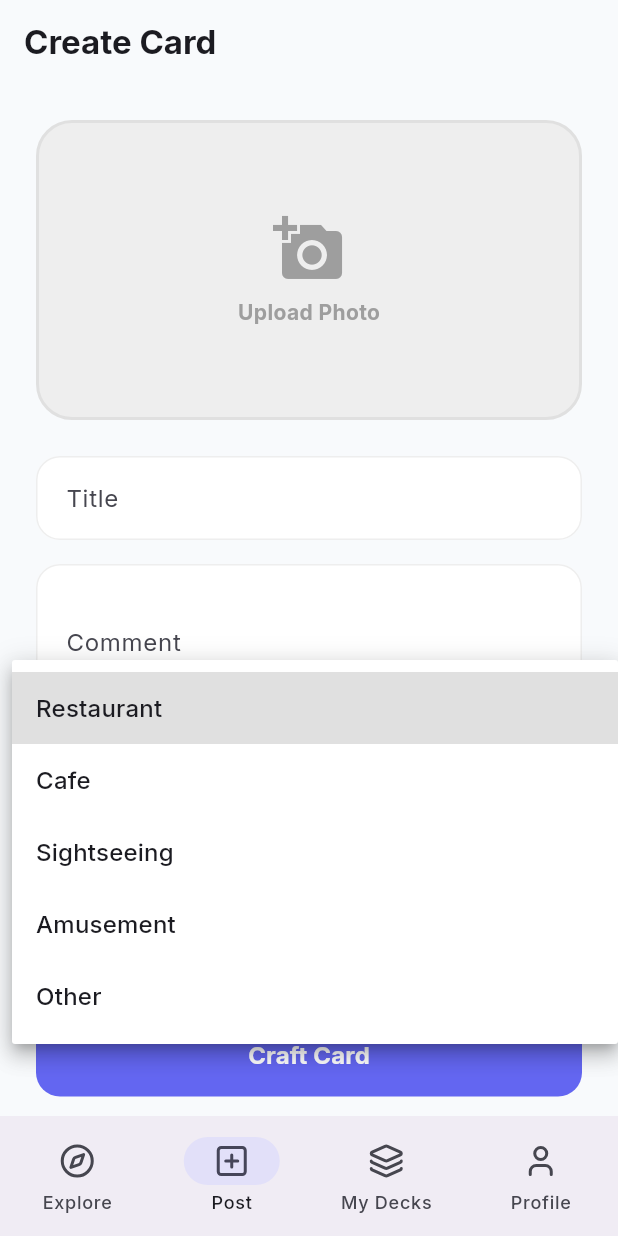
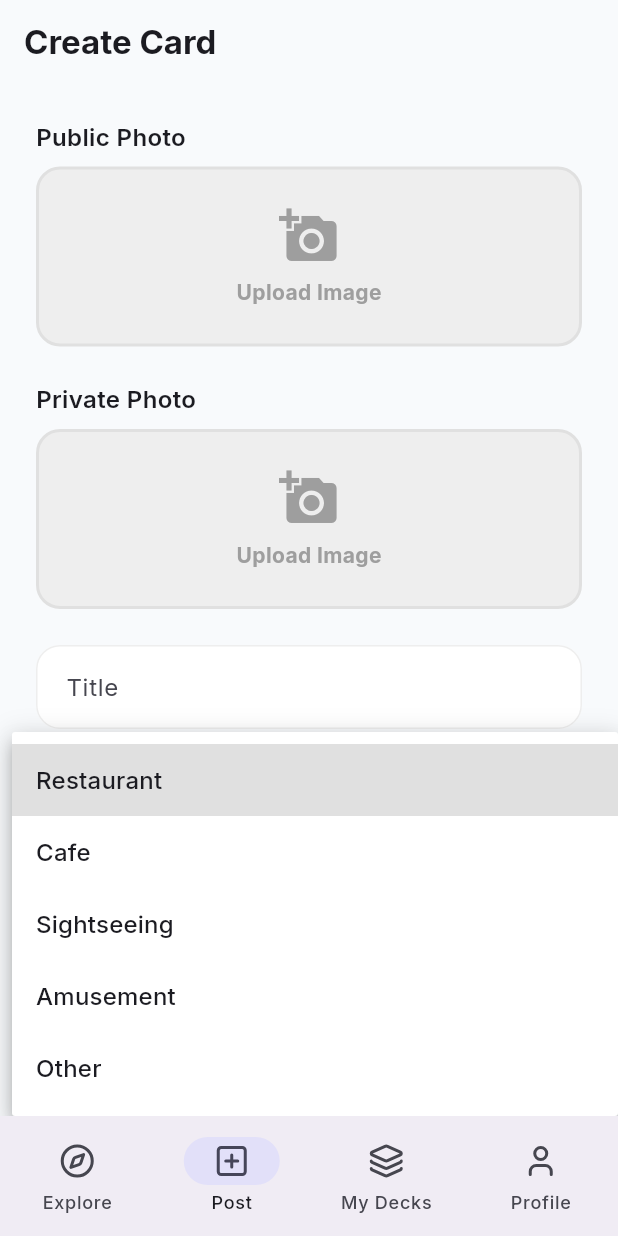
Before and after one commit to Ochuns/shufflo, a Flutter app: the screen it shows after launch, item 2 of the bottom bar chosen, after a tap on "Category", on a phone screen of 412 x 824 dp. Run offline on Flutter 3.47's test engine with Material 3 defaults, Android fonts, the phone set to English and light mode, and no system bars; our stand-ins replace cached_network_image, flutter_dotenv, flutter_map, flutter_riverpod, go_router, google_fonts and 3 more; network calls fail.

Commit message:
feat: カード作成ページにおいて一度の入力で2つのカードを作成できるように機能を追加

```diff
--- a/lib/src/common_widgets/experience_card.dart
+++ b/lib/src/common_widgets/experience_card.dart
@@ -1,3 +1,4 @@
+import 'dart:io';
 import 'package:flutter/material.dart';
 import 'package:cached_network_image/cached_network_image.dart';
 import '../models/experience_card_model.dart';
@@ -32,6 +33,13 @@ class ExperienceCard extends StatelessWidget {
                   child: Stack(
                     fit: StackFit.expand,
                     children: [
+                      if (model.localImagePath != null)
+                        Image.file(
+                          File(model.localImagePath!),
+                          fit: BoxFit.cover,
+                          errorBuilder: (context, error, stackTrace) => Container(color: Colors.grey.shade300, child: const Icon(Icons.error)),
+                        )
+                      else
                         CachedNetworkImage(
                           imageUrl: model.imageUrl,
                           fit: BoxFit.cover,
--- a/lib/src/features/explore/explore_screen.dart
+++ b/lib/src/features/explore/explore_screen.dart
@@ -2,17 +2,20 @@ import 'package:flutter/material.dart';
 import 'package:flutter_dotenv/flutter_dotenv.dart';
 import 'package:flutter_map/flutter_map.dart';
 import 'package:latlong2/latlong.dart';
-import '../../models/mock_data.dart';
+import 'package:flutter_riverpod/flutter_riverpod.dart';
+import '../../models/cards_provider.dart';
 import '../../common_widgets/experience_card.dart';
 import '../../models/experience_card_model.dart';
 // ignore: unused_import
 import 'package:go_router/go_router.dart';
 
-class ExploreScreen extends StatelessWidget {
+class ExploreScreen extends ConsumerWidget {
   const ExploreScreen({super.key});
 
   @override
-  Widget build(BuildContext context) {
+  Widget build(BuildContext context, WidgetRef ref) {
+    final publicCards = ref.watch(cardsProvider).where((c) => c.isPublic).toList();
+
     return Scaffold(
       body: Stack(
         children: [
@@ -88,12 +91,12 @@ class ExploreScreen extends StatelessWidget {
               height: 160,
               child: PageView.builder(
                 controller: PageController(viewportFraction: 0.85),
-                itemCount: mockCards.length,
+                itemCount: publicCards.length,
                 itemBuilder: (context, index) {
                   return Padding(
                     padding: const EdgeInsets.symmetric(horizontal: 8),
                     child: ExperienceCard(
-                      model: mockCards[index],
+                      model: publicCards[index],
                       isCompact: true,
                       onTap: () {
                         // TODO: Open Card Popup Detail
--- a/lib/src/features/post/post_screen.dart
+++ b/lib/src/features/post/post_screen.dart
@@ -1,16 +1,129 @@
+import 'dart:io';
 import 'package:flutter/material.dart';
+import 'package:flutter_riverpod/flutter_riverpod.dart';
+import 'package:image_picker/image_picker.dart';
 import '../../models/experience_card_model.dart';
+import '../../models/cards_provider.dart';
+import 'package:go_router/go_router.dart';
 
-class PostScreen extends StatefulWidget {
+class PostScreen extends ConsumerStatefulWidget {
   const PostScreen({super.key});
 
   @override
-  State<PostScreen> createState() => _PostScreenState();
+  ConsumerState<PostScreen> createState() => _PostScreenState();
 }
 
-class _PostScreenState extends State<PostScreen> {
+class _PostScreenState extends ConsumerState<PostScreen> {
+  final _titleController = TextEditingController();
+  final _publicCommentController = TextEditingController();
+  final _privateCommentController = TextEditingController();
+
   ExperienceCategory? _selectedCategory;
   double _rating = 3.0;
+
+  String? _publicImagePath;
+  String? _privateImagePath;
+
+  final ImagePicker _picker = ImagePicker();
+
+  Future<void> _pickImage(bool isPublic) async {
+    final XFile? image = await _picker.pickImage(source: ImageSource.gallery);
+    if (image != null) {
+      setState(() {
+        if (isPublic) {
+          _publicImagePath = image.path;
+        } else {
+          _privateImagePath = image.path;
+        }
+      });
+    }
+  }
+
+  void _submitCard() {
+    if (_titleController.text.isEmpty || _selectedCategory == null) {
+      ScaffoldMessenger.of(context).showSnackBar(const SnackBar(content: Text('Please fill out the title and category.')));
+      return;
+    }
+
+    final now = DateTime.now().millisecondsSinceEpoch.toString();
+
+    // Create Public Card
+    final publicCard = ExperienceCardModel(
+      id: "pub_\$now",
+      title: _titleController.text,
+      imageUrl: _publicImagePath != null ? '' : 'https://images.unsplash.com/photo-1550966871-3ed3cdb5ed0c', // fallback
+      localImagePath: _publicImagePath,
+      rating: _rating,
+      category: _selectedCategory!,
+      comment: _publicCommentController.text.isNotEmpty ? _publicCommentController.text : 'No comment.',
+      authorName: 'Creative Editor',
+      authorAvatarUrl: 'https://i.pravatar.cc/300',
+      isPublic: true,
+    );
+
+    // Create Private Card
+    final privateCard = ExperienceCardModel(
+      id: "priv_\$now",
+      title: _titleController.text,
+      imageUrl: _privateImagePath != null ? '' : 'https://images.unsplash.com/photo-1493976040374-85c8e12f0c0e', // fallback
+      localImagePath: _privateImagePath,
+      rating: _rating,
+      category: _selectedCategory!,
+      comment: _privateCommentController.text.isNotEmpty ? _privateCommentController.text : 'No comment.',
+      authorName: 'Creative Editor',
+      authorAvatarUrl: 'https://i.pravatar.cc/300',
+      isPublic: false,
+    );
+
+    ref.read(cardsProvider.notifier).addCard(publicCard);
+    ref.read(cardsProvider.notifier).addCard(privateCard);
+
+    ScaffoldMessenger.of(context).showSnackBar(const SnackBar(content: Text('Cards created successfully!')));
+
+    // Reset Form
+    setState(() {
+      _titleController.clear();
+      _publicCommentController.clear();
+      _privateCommentController.clear();
+      _selectedCategory = null;
+      _rating = 3.0;
+      _publicImagePath = null;
+      _privateImagePath = null;
+    });
+  }
+
+  Widget _buildImageUploader(String label, String? imagePath, bool isPublic) {
+    return Column(
+      crossAxisAlignment: CrossAxisAlignment.start,
+      children: [
+        Text(label, style: const TextStyle(fontWeight: FontWeight.w600, fontSize: 16)),
+        const SizedBox(height: 8),
+        GestureDetector(
+          onTap: () => _pickImage(isPublic),
+          child: Container(
+            height: 120, // 以前は180。高さを下げてより横長な（アスペクト比の大きい）エリアにする
+            width: double.infinity,
+            decoration: BoxDecoration(
+              color: Colors.grey.shade200,
+              borderRadius: BorderRadius.circular(16),
+              border: Border.all(color: Colors.grey.shade300, width: 2),
+              image: imagePath != null ? DecorationImage(image: FileImage(File(imagePath)), fit: BoxFit.cover) : null,
+            ),
+            child: imagePath == null
+                ? const Column(
+                    mainAxisAlignment: MainAxisAlignment.center,
+                    children: [
+                      Icon(Icons.add_a_photo, size: 40, color: Colors.grey),
+                      SizedBox(height: 8),
+                      Text('Upload Image', style: TextStyle(color: Colors.grey, fontWeight: FontWeight.bold)),
+                    ],
+                  )
+                : null,
+          ),
+        ),
+      ],
+    );
+  }
 
   @override
   Widget build(BuildContext context) {
@@ -25,83 +138,71 @@ class _PostScreenState extends State<PostScreen> {
         child: Column(
           crossAxisAlignment: CrossAxisAlignment.stretch,
           children: [
-            // Image Upload Placeholder
-            Container(
-              height: 200,
-              decoration: BoxDecoration(
-                color: Colors.grey.shade200,
-                borderRadius: BorderRadius.circular(24),
-                border: Border.all(color: Colors.grey.shade300, width: 2, style: BorderStyle.solid),
-              ),
-              child: const Column(
-                mainAxisAlignment: MainAxisAlignment.center,
-                children: [
-                  Icon(Icons.add_a_photo, size: 48, color: Colors.grey),
-                  SizedBox(height: 8),
-                  Text('Upload Photo', style: TextStyle(color: Colors.grey, fontWeight: FontWeight.bold)),
-                ],
-              ),
-            ),
+            _buildImageUploader('Public Photo', _publicImagePath, true),
             const SizedBox(height: 24),
 
-            // Title Input
+            _buildImageUploader('Private Photo', _privateImagePath, false),
+            const SizedBox(height: 24),
+
             TextFormField(
+              controller: _titleController,
               decoration: const InputDecoration(labelText: 'Title', hintText: 'e.g. Awesome Cafe'),
             ),
             const SizedBox(height: 16),
 
-            // Comment Input
             TextFormField(
-              decoration: const InputDecoration(labelText: 'Comment', hintText: 'How was it?'),
-              maxLines: 3,
+              controller: _publicCommentController,
+              decoration: const InputDecoration(labelText: 'Public Comment', hintText: 'For everyone to see'),
+              maxLines: 2,
             ),
             const SizedBox(height: 16),
 
-            // Category Dropdown
+            TextFormField(
+              controller: _privateCommentController,
+              decoration: const InputDecoration(labelText: 'Private Comment', hintText: 'Your secret memories'),
+              maxLines: 2,
+            ),
+            const SizedBox(height: 16),
+
             DropdownButtonFormField<ExperienceCategory>(
               decoration: const InputDecoration(labelText: 'Category'),
               value: _selectedCategory,
               items: ExperienceCategory.values.map((cat) {
-                return DropdownMenuItem(
-                  value: cat,
-                  child: Text(cat.label),
-                );
+                return DropdownMenuItem(value: cat, child: Text(cat.label));
               }).toList(),
-              onChanged: (val) {
-                setState(() {
-                  _selectedCategory = val;
-                });
-              },
+              onChanged: (val) => setState(() => _selectedCategory = val),
             ),
             const SizedBox(height: 24),
 
-            // Rating Selector
             const Text('Rating', style: TextStyle(fontWeight: FontWeight.w600)),
-            Slider(
-              value: _rating,
-              min: 1.0,
-              max: 5.0,
-              divisions: 8,
-              label: _rating.toString(),
-              activeColor: const Color(0xFFF59E0B),
-              onChanged: (val) {
-                setState(() {
-                  _rating = val;
-                });
-              },
+            const SizedBox(height: 8),
+            Row(
+              children: List.generate(5, (index) {
+                final starValue = index + 1;
+                return GestureDetector(
+                  onTap: () {
+                    setState(() {
+                      _rating = starValue.toDouble();
+                    });
+                  },
+                  child: Padding(
+                    padding: const EdgeInsets.only(right: 8.0),
+                    child: Icon(
+                      starValue <= _rating ? Icons.star : Icons.star_border,
+                      color: const Color(0xFFFF6B6B),
+                      size: 40,
+                    ),
+                  ),
+                );
+              }),
             ),
             const SizedBox(height: 32),
 
-            // Submit Button
             ElevatedButton(
-              onPressed: () {
-                // TODO: Save card MVP
-                ScaffoldMessenger.of(context).showSnackBar(
-                  const SnackBar(content: Text('Card Saved!')),
-                );
-              },
-              child: const Text('Craft Card', style: TextStyle(fontSize: 16, fontWeight: FontWeight.bold)),
+              onPressed: _submitCard,
+              child: const Text('Create Card', style: TextStyle(fontSize: 16, fontWeight: FontWeight.bold)),
             ),
+            const SizedBox(height: 48),
           ],
         ),
       ),
--- /dev/null
+++ b/lib/src/models/cards_provider.dart
@@ -0,0 +1,18 @@
+import 'package:flutter_riverpod/flutter_riverpod.dart';
+import 'experience_card_model.dart';
+import 'mock_data.dart';
+
+class CardsNotifier extends Notifier<List<ExperienceCardModel>> {
+  @override
+  List<ExperienceCardModel> build() {
+    return initialMockCards;
+  }
+
+  void addCard(ExperienceCardModel card) {
+    state = [...state, card];
+  }
+}
+
+final cardsProvider = NotifierProvider<CardsNotifier, List<ExperienceCardModel>>(() {
+  return CardsNotifier();
+});
--- a/lib/src/models/experience_card_model.dart
+++ b/lib/src/models/experience_card_model.dart
@@ -52,6 +52,8 @@ class ExperienceCardModel {
   final String duration;
   final String priceRange;
   final List<String> tags; // e.g. ["初デート向き", "夜景"]
+  final bool isPublic;
+  final String? localImagePath;
 
   const ExperienceCardModel({
     required this.id,
@@ -65,5 +67,7 @@ class ExperienceCardModel {
     this.duration = '1-2h',
     this.priceRange = '\$\$',
     this.tags = const [],
+    this.isPublic = true,
+    this.localImagePath,
   });
 }
```
Also changed, not shown: lib/src/features/my_cards/my_cards_screen.dart (+9 -5 lines), lib/src/models/mock_data.dart (+10 -20 lines). Lines whose indentation alone changed are shown as unchanged.
